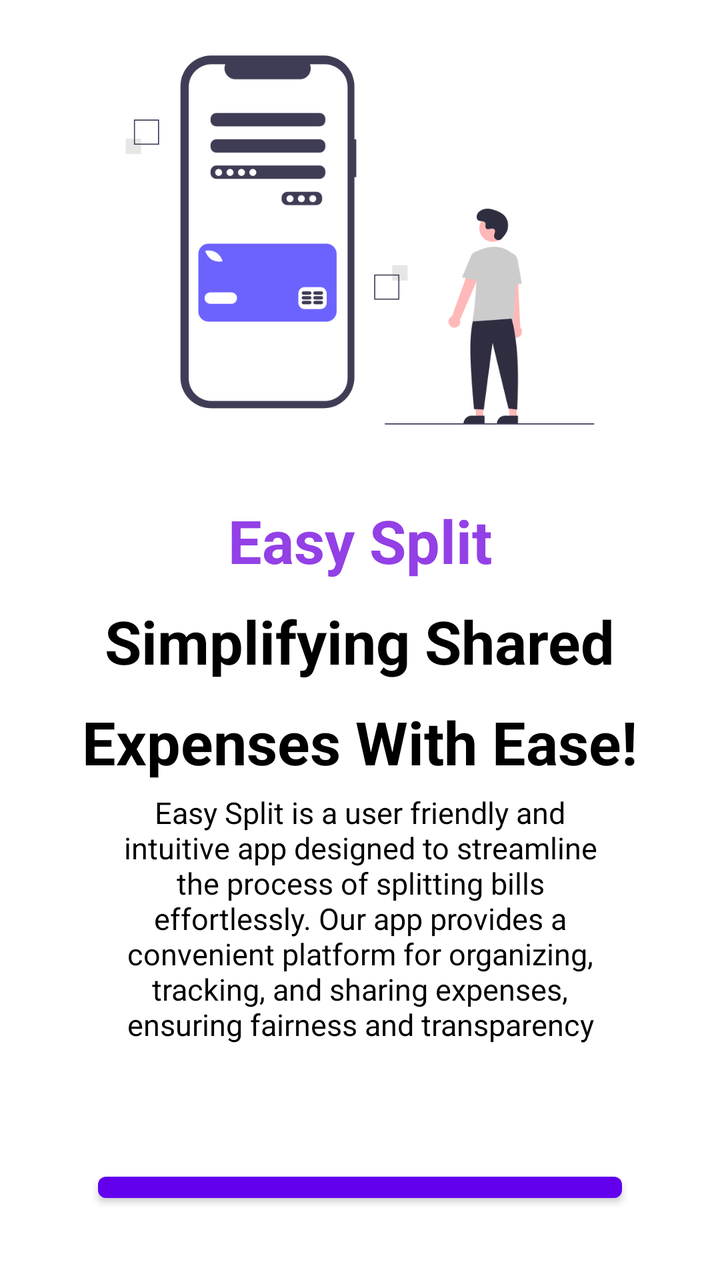
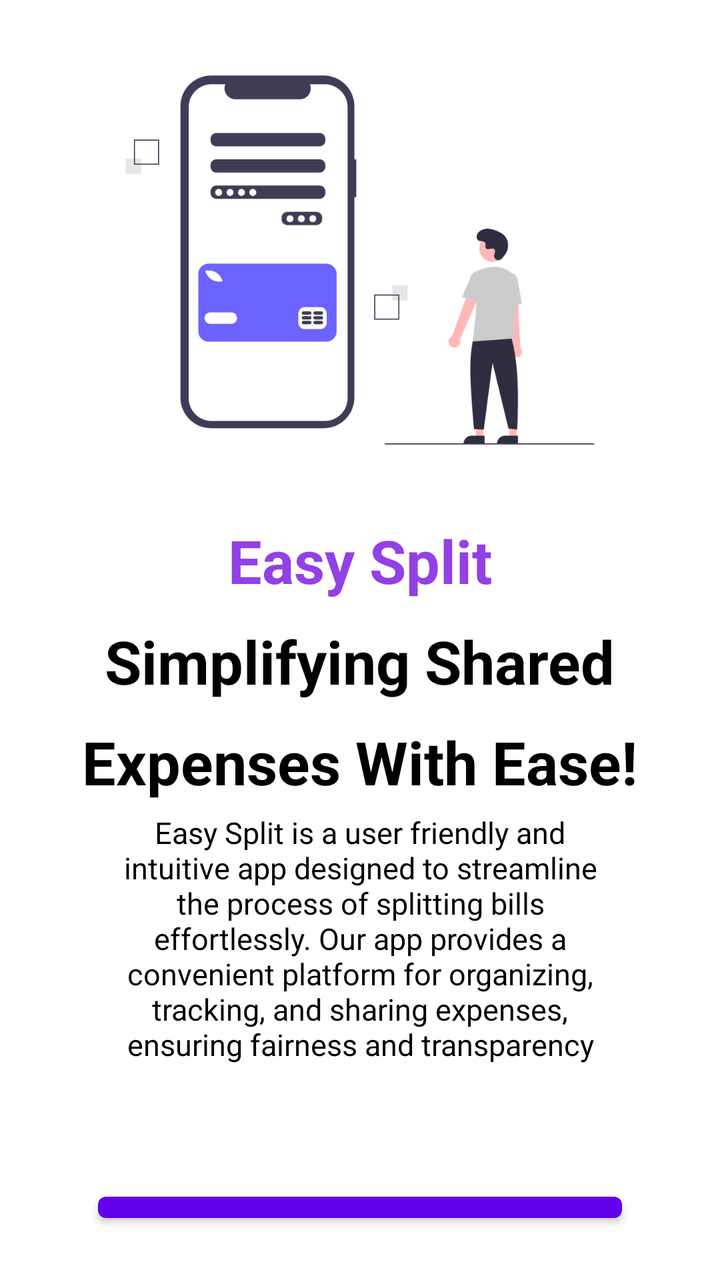

An Android layout rendered at two revisions. The XML below is the earlier revision; the diff shows what the commit changed to produce the second picture.
<!-- AndroidManifest.xml: application theme Theme.SplitYourBill -->
<!-- res/layout/activity_main.xml -->
<?xml version="1.0" encoding="utf-8"?>
<LinearLayout xmlns:android="http://schemas.android.com/apk/res/android"
    xmlns:card_view="http://schemas.android.com/apk/res-auto"
    xmlns:tools="http://schemas.android.com/tools"
    android:id="@+id/linearlayout"
    android:layout_width="match_parent"
    android:layout_height="match_parent"
    android:background="@color/white"
    android:gravity="center"
    android:orientation="vertical"
    android:padding="5dp"
    tools:context=".MainActivity">


    <LinearLayout
        android:layout_width="wrap_content"
        android:layout_height="wrap_content"
        android:gravity="center"
        android:orientation="vertical">

        <ImageView
            android:id="@+id/i1"
            android:layout_width="300dp"
            android:layout_height="250dp"
            android:src="@drawable/front"
            android:contentDescription="@string/just_a_icon" />


        <TextView
            android:id="@+id/t1"
            android:layout_width="wrap_content"
            android:layout_height="wrap_content"
            android:layout_gravity="center_horizontal"
            android:padding="5dp"
            android:text="@string/nameOfApp"
            android:textColor="#9340E6"
            android:textSize="30sp"
            android:textStyle="bold"

            />

        <TextView
            android:id="@+id/t2"
            android:layout_width="wrap_content"
            android:layout_height="wrap_content"
            android:layout_gravity="center_horizontal"
            android:padding="5dp"
            android:text="@string/simplifying_shared"
            android:textColor="@color/black"
            android:textSize="30sp"
            android:textStyle="bold"

            />

        <TextView
            android:id="@+id/t3"
            android:layout_width="wrap_content"
            android:layout_height="wrap_content"
            android:layout_gravity="center_horizontal"
            android:padding="5dp"
            android:text="@string/expenses_with_ease"
            android:textColor="@color/black"
            android:textSize="30sp"
            android:textStyle="bold"

            />

        <TextView
            android:id="@+id/t4"
            android:layout_width="match_parent"
            android:layout_height="wrap_content"
            android:layout_marginLeft="30dp"
            android:layout_marginRight="30dp"
            android:layout_marginBottom="60dp"
            android:text="@string/intro"
            android:textAlignment="center"
            android:textColor="@color/black"
            android:textSize="15sp" />


        <Button
            android:id="@+id/createGroupButton"
            android:layout_width="wrap_content"
            android:layout_height="wrap_content"
            android:layout_marginBottom="20dp"
            android:padding="20dp"
            android:text="@string/create_group"
            android:textSize="20sp"
            android:textStyle="bold" />
    </LinearLayout>


    <TextView
        android:id="@+id/textViewTopName"
        android:layout_width="wrap_content"
        android:layout_height="wrap_content"
        android:layout_gravity="left"
        android:layout_marginStart="30dp"
        android:layout_marginTop="10dp"
        android:layout_marginBottom="2dp"
        android:text="@string/easy_split"
        android:textColor="@color/white"
        android:textSize="20sp"
        android:textStyle="bold"
        android:visibility="gone"
        tools:ignore="RtlHardcoded" />


    <TextView
        android:id="@+id/textViewTop"
        android:layout_width="wrap_content"
        android:layout_height="wrap_content"
        android:layout_gravity="left"
        android:layout_marginLeft="30dp"
        android:layout_marginTop="5dp"
        android:layout_marginBottom="20dp"
        android:text="@string/split_your_bill"
        android:textColor="@color/white"
        android:textSize="25sp"
        android:textStyle="bold"
        android:visibility="gone"
        tools:ignore="RtlHardcoded" />


    <LinearLayout
        android:layout_width="match_parent"
        android:layout_height="wrap_content"
        android:gravity="center_horizontal"
        android:orientation="horizontal">

        <TextView
            android:id="@+id/textViewGroupName"
            android:layout_width="wrap_content"
            android:layout_height="wrap_content"
            android:layout_gravity="center_horizontal"
            android:layout_weight="1"
            android:gravity="center"
            android:layout_marginBottom="20dp"
            android:text="Group Name"
            android:textColor="@color/white"
            android:textSize="25sp"
            android:textStyle="bold"
            android:visibility="gone"
            tools:ignore="RtlHardcoded" />

        <Button
            android:id="@+id/editPersonButton"
            android:layout_width="wrap_content"
            android:layout_height="wrap_content"
            android:layout_marginBottom="10dp"
            android:padding="1dp"
            android:text="Edit"
            android:textSize="10sp"
            android:visibility="gone"
            android:textStyle="bold" />
    </LinearLayout>








    <com.google.android.material.card.MaterialCardView
        android:id="@+id/card_view_inner"

        android:layout_width="match_parent"
        android:layout_height="wrap_content"
        android:layout_gravity="center"
        android:layout_marginLeft="30dp"
        android:layout_marginRight="30dp"
        android:layout_marginBottom="20dp"
        android:background="@color/white"
        card_view:cardBackgroundColor="@color/white"

        card_view:cardCornerRadius="10dp"
        card_view:cardElevation="0dp">

        <ListView
            android:id="@+id/lv1"
            android:layout_width="match_parent"
            android:layout_height="500dp"
            android:background="@color/white"
            android:divider="@color/transparent"
            android:padding="5dp"
            android:scrollbars="none"
            android:visibility="gone"

            />


    </com.google.android.material.card.MaterialCardView>


    <Button
        android:id="@+id/splitButton"
        android:layout_width="wrap_content"
        android:layout_height="wrap_content"
        android:layout_marginBottom="20dp"
        android:padding="20dp"
        android:text="@string/settle_up"
        android:textSize="20sp"
        android:textStyle="bold"
        android:visibility="gone" />


    <LinearLayout
        android:layout_width="match_parent"
        android:layout_height="fill_parent"
        android:layout_gravity="center"
        android:background="@color/white"
        android:gravity="bottom">

        <Button
            android:id="@+id/showTransButton"
            android:layout_width="0dp"
            android:layout_height="80dp"
            android:layout_gravity="bottom"
            android:layout_marginBottom="10dp"
            android:layout_weight="1"
            android:background="@color/transparent"
            android:drawableTop="@drawable/paid"
            android:padding="5dp"
            android:text="@string/view_transaction"
            android:textColor="@color/black"
            android:textSize="10sp"
            android:textStyle="bold"
            android:visibility="gone"
            tools:ignore="SmallSp" />

        <Button
            android:id="@+id/addTransButton"
            android:layout_width="0dp"
            android:layout_height="100dp"
            android:layout_gravity="bottom"
            android:layout_marginBottom="10dp"
            android:layout_weight="1"
            android:background="@color/transparent"
            android:drawableTop="@drawable/plus1"
            android:padding="5dp"
            android:text="@string/add_transaction"
            android:textColor="@color/black"
            android:textSize="11sp"
            android:textStyle="bold"
            android:visibility="gone" />

        <Button
            android:id="@+id/resetButton"
            android:layout_width="0dp"
            android:layout_height="80dp"
            android:layout_gravity="bottom"
            android:layout_marginBottom="10dp"
            android:layout_weight="1"
            android:background="@color/transparent"
            android:drawableTop="@drawable/reset"
            android:padding="5dp"
            android:text="@string/reset"
            android:textColor="@color/black"
            android:textSize="11sp"
            android:textStyle="bold"
            android:visibility="gone"

            />

    </LinearLayout>


</LinearLayout>
<!-- resources referenced by this layout -->
<resources>
  <color name="black">#FF000000</color>
  <color name="transparent">#00FFFFFF</color>
  <color name="white">#FFFFFFFF</color>
  <!-- drawable front: png bitmap (drawable, 28688 bytes) -->
  <!-- drawable paid: png bitmap (drawable, 299 bytes) -->
  <!-- drawable plus1: png bitmap (drawable, 175 bytes) -->
  <!-- drawable reset: png bitmap (drawable, 388 bytes) -->
  <string name="add_transaction">Add Transaction</string>
  <string name="create_group">Create New Group</string>
  <string name="easy_split">Easy Split</string>
  <string name="expenses_with_ease">Expenses With Ease!</string>
  <string name="intro">Easy Split is a user friendly and intuitive app designed to streamline the process of splitting bills effortlessly. Our app provides a convenient platform for organizing, tracking, and sharing expenses, ensuring fairness and transparency in every transaction</string>
  <string name="just_a_icon">Just a Icon</string>
  <string name="nameOfApp">Easy Split</string>
  <string name="reset">Reset</string>
  <string name="settle_up">Settle Up</string>
  <string name="simplifying_shared">Simplifying Shared</string>
  <string name="split_your_bill">Split Your Bill</string>
  <string name="view_transaction">View Transaction</string>
  <style name="Theme.SplitYourBill" parent="Theme.MaterialComponents.Light.NoActionBar" />
</resources>

<!-- the commit's change to res/layout/activity_main.xml (unified diff, before → after) -->
@@ -16,6 +16,8 @@
         android:layout_width="wrap_content"
         android:layout_height="wrap_content"
         android:gravity="center"
+
+        android:id="@+id/initialHomePage"
         android:orientation="vertical">
 
         <ImageView
@@ -89,181 +91,205 @@
             android:textStyle="bold" />
     </LinearLayout>
 
-
-    <TextView
-        android:id="@+id/textViewTopName"
-        android:layout_width="wrap_content"
-        android:layout_height="wrap_content"
-        android:layout_gravity="left"
-        android:layout_marginStart="30dp"
-        android:layout_marginTop="10dp"
-        android:layout_marginBottom="2dp"
-        android:text="@string/easy_split"
-        android:textColor="@color/white"
-        android:textSize="20sp"
-        android:textStyle="bold"
-        android:visibility="gone"
-        tools:ignore="RtlHardcoded" />
-
-
-    <TextView
-        android:id="@+id/textViewTop"
-        android:layout_width="wrap_content"
-        android:layout_height="wrap_content"
-        android:layout_gravity="left"
-        android:layout_marginLeft="30dp"
-        android:layout_marginTop="5dp"
-        android:layout_marginBottom="20dp"
-        android:text="@string/split_your_bill"
-        android:textColor="@color/white"
-        android:textSize="25sp"
-        android:textStyle="bold"
-        android:visibility="gone"
-        tools:ignore="RtlHardcoded" />
-
-
     <LinearLayout
         android:layout_width="match_parent"
         android:layout_height="wrap_content"
-        android:gravity="center_horizontal"
-        android:orientation="horizontal">
-
-        <TextView
-            android:id="@+id/textViewGroupName"
-            android:layout_width="wrap_content"
-            android:layout_height="wrap_content"
-            android:layout_gravity="center_horizontal"
-            android:layout_weight="1"
-            android:gravity="center"
-            android:layout_marginBottom="20dp"
-            android:text="Group Name"
+        android:orientation="vertical"
+        android:gravity="center"
+        android:visibility="gone"
+        android:id="@+id/summeryHomePage"
+        >
+
+        <TextView
+            android:id="@+id/textViewTopName"
+            android:layout_width="wrap_content"
+            android:layout_height="wrap_content"
+            android:layout_gravity="left"
+            android:layout_marginStart="30dp"
+            android:layout_marginTop="10dp"
+            android:layout_marginBottom="2dp"
+            android:text="@string/easy_split"
+            android:textColor="@color/white"
+            android:textSize="20sp"
+            android:textStyle="bold"
+
+            tools:ignore="RtlHardcoded" />
+
+
+        <TextView
+            android:id="@+id/textViewTop"
+            android:layout_width="wrap_content"
+            android:layout_height="wrap_content"
+            android:layout_gravity="left"
+            android:layout_marginLeft="30dp"
+            android:layout_marginTop="5dp"
+            android:layout_marginBottom="20dp"
+            android:text="@string/split_your_bill"
             android:textColor="@color/white"
             android:textSize="25sp"
             android:textStyle="bold"
-            android:visibility="gone"
+
             tools:ignore="RtlHardcoded" />
 
+
+        <LinearLayout
+            android:layout_width="match_parent"
+            android:layout_height="wrap_content"
+            android:gravity="center_horizontal"
+            android:orientation="horizontal">
+
+            <TextView
+                android:id="@+id/textViewGroupName"
+                android:layout_width="0dp"
+                android:layout_height="wrap_content"
+                android:layout_gravity="center_horizontal"
+                android:layout_weight="1"
+                android:gravity="center"
+                android:layout_marginBottom="20dp"
+                android:text="@string/group_name"
+                android:textColor="@color/white"
+                android:textSize="25sp"
+                android:textStyle="bold"
+
+                tools:ignore="RtlHardcoded" />
+
+            <Button
+                android:id="@+id/editPersonButton"
+                android:layout_width="70dp"
+                android:layout_height="70dp"
+                android:layout_gravity="bottom"
+                android:background="@color/transparent"
+                android:drawableTop="@drawable/adduser"
+
+                android:textColor="@color/black"
+
+
+
+                />
+        </LinearLayout>
+
+
+        <com.google.android.material.card.MaterialCardView
+            android:id="@+id/card_view_inner"
+            android:layout_width="match_parent"
+            android:layout_height="wrap_content"
+            android:layout_gravity="center"
+            android:layout_marginLeft="30dp"
+            android:layout_marginRight="30dp"
+            android:layout_marginBottom="20dp"
+            android:background="@color/white"
+            card_view:cardBackgroundColor="@color/white"
+
+            card_view:cardCornerRadius="10dp"
+            card_view:cardElevation="0dp">
+
+
+
+
+            <ListView
+                android:id="@+id/lv1"
+                android:layout_width="match_parent"
+                android:layout_height="500dp"
+                android:background="@color/white"
+                android:divider="@color/transparent"
+                android:padding="5dp"
+                android:scrollbars="none"
+
+
+                />
+
+            <TextView
+                android:id="@+id/noPersonText"
+                android:layout_width="wrap_content"
+                android:layout_height="wrap_content"
+                android:textSize="20dp"
+                android:layout_gravity="center"
+                android:text="No Person Found!!"
+                android:textColor="@color/black"
+                android:visibility="gone"
+                />
+
+
+        </com.google.android.material.card.MaterialCardView>
+
+
         <Button
-            android:id="@+id/editPersonButton"
-            android:layout_width="wrap_content"
-            android:layout_height="wrap_content"
-            android:layout_marginBottom="10dp"
-            android:padding="1dp"
-            android:text="Edit"
-            android:textSize="10sp"
-            android:visibility="gone"
-            android:textStyle="bold" />
+            android:id="@+id/splitButton"
+            android:layout_width="wrap_content"
+            android:layout_height="wrap_content"
+            android:layout_marginBottom="20dp"
+            android:padding="20dp"
+            android:text="@string/settle_up"
+            android:textSize="20sp"
+            android:textStyle="bold"
+            />
+
+
+        <LinearLayout
+            android:layout_width="match_parent"
+            android:layout_height="fill_parent"
+            android:layout_gravity="center"
+            android:background="@color/white"
+            android:gravity="bottom">
+
+            <Button
+                android:id="@+id/showTransButton"
+                android:layout_width="0dp"
+                android:layout_height="80dp"
+                android:layout_gravity="bottom"
+                android:layout_marginBottom="10dp"
+                android:layout_weight="1"
+                android:background="@color/transparent"
+                android:drawableTop="@drawable/paid"
+                android:padding="5dp"
+                android:text="@string/view_transaction"
+                android:textColor="@color/black"
+                android:textSize="10sp"
+                android:textStyle="bold"
+
+                tools:ignore="SmallSp" />
+
+            <Button
+                android:id="@+id/addTransButton"
+                android:layout_width="0dp"
+                android:layout_height="100dp"
+                android:layout_gravity="bottom"
+                android:layout_marginBottom="10dp"
+                android:layout_weight="1"
+                android:background="@color/transparent"
+                android:drawableTop="@drawable/plus1"
+                android:padding="5dp"
+                android:text="@string/add_transaction"
+                android:textColor="@color/black"
+                android:textSize="11sp"
+                android:textStyle="bold"
+                 />
+
+            <Button
+                android:id="@+id/resetButton"
+                android:layout_width="0dp"
+                android:layout_height="80dp"
+                android:layout_gravity="bottom"
+                android:layout_marginBottom="10dp"
+                android:layout_weight="1"
+                android:background="@color/transparent"
+                android:drawableTop="@drawable/reset"
+                android:padding="5dp"
+                android:text="@string/reset"
+                android:textColor="@color/black"
+                android:textSize="11sp"
+                android:textStyle="bold"
+
+
+                />
+
+        </LinearLayout>
+
+
     </LinearLayout>
 
 
 
 
 
-
-
-
-    <com.google.android.material.card.MaterialCardView
-        android:id="@+id/card_view_inner"
-
-        android:layout_width="match_parent"
-        android:layout_height="wrap_content"
-        android:layout_gravity="center"
-        android:layout_marginLeft="30dp"
-        android:layout_marginRight="30dp"
-        android:layout_marginBottom="20dp"
-        android:background="@color/white"
-        card_view:cardBackgroundColor="@color/white"
-
-        card_view:cardCornerRadius="10dp"
-        card_view:cardElevation="0dp">
-
-        <ListView
-            android:id="@+id/lv1"
-            android:layout_width="match_parent"
-            android:layout_height="500dp"
-            android:background="@color/white"
-            android:divider="@color/transparent"
-            android:padding="5dp"
-            android:scrollbars="none"
-            android:visibility="gone"
-
-            />
-
-
-    </com.google.android.material.card.MaterialCardView>
-
-
-    <Button
-        android:id="@+id/splitButton"
-        android:layout_width="wrap_content"
-        android:layout_height="wrap_content"
-        android:layout_marginBottom="20dp"
-        android:padding="20dp"
-        android:text="@string/settle_up"
-        android:textSize="20sp"
-        android:textStyle="bold"
-        android:visibility="gone" />
-
-
-    <LinearLayout
-        android:layout_width="match_parent"
-        android:layout_height="fill_parent"
-        android:layout_gravity="center"
-        android:background="@color/white"
-        android:gravity="bottom">
-
-        <Button
-            android:id="@+id/showTransButton"
-            android:layout_width="0dp"
-            android:layout_height="80dp"
-            android:layout_gravity="bottom"
-            android:layout_marginBottom="10dp"
-            android:layout_weight="1"
-            android:background="@color/transparent"
-            android:drawableTop="@drawable/paid"
-            android:padding="5dp"
-            android:text="@string/view_transaction"
-            android:textColor="@color/black"
-            android:textSize="10sp"
-            android:textStyle="bold"
-            android:visibility="gone"
-            tools:ignore="SmallSp" />
-
-        <Button
-            android:id="@+id/addTransButton"
-            android:layout_width="0dp"
-            android:layout_height="100dp"
-            android:layout_gravity="bottom"
-            android:layout_marginBottom="10dp"
-            android:layout_weight="1"
-            android:background="@color/transparent"
-            android:drawableTop="@drawable/plus1"
-            android:padding="5dp"
-            android:text="@string/add_transaction"
-            android:textColor="@color/black"
-            android:textSize="11sp"
-            android:textStyle="bold"
-            android:visibility="gone" />
-
-        <Button
-            android:id="@+id/resetButton"
-            android:layout_width="0dp"
-            android:layout_height="80dp"
-            android:layout_gravity="bottom"
-            android:layout_marginBottom="10dp"
-            android:layout_weight="1"
-            android:background="@color/transparent"
-            android:drawableTop="@drawable/reset"
-            android:padding="5dp"
-            android:text="@string/reset"
-            android:textColor="@color/black"
-            android:textSize="11sp"
-            android:textStyle="bold"
-            android:visibility="gone"
-
-            />
-
-    </LinearLayout>
-
-
 </LinearLayout>
<!-- resource entries referenced after the edit -->
@@ -3,6 +3,7 @@
   <color name="black">#FF000000</color>
   <color name="transparent">#00FFFFFF</color>
   <color name="white">#FFFFFFFF</color>
+  <!-- drawable adduser: png bitmap (drawable, 508 bytes) -->
   <!-- drawable front: png bitmap (drawable, 28688 bytes) -->
   <!-- drawable paid: png bitmap (drawable, 299 bytes) -->
   <!-- drawable plus1: png bitmap (drawable, 175 bytes) -->
@@ -11,6 +12,7 @@
   <string name="create_group">Create New Group</string>
   <string name="easy_split">Easy Split</string>
   <string name="expenses_with_ease">Expenses With Ease!</string>
+  <string name="group_name">Group Name</string>
   <string name="intro">Easy Split is a user friendly and intuitive app designed to streamline the process of splitting bills effortlessly. Our app provides a convenient platform for organizing, tracking, and sharing expenses, ensuring fairness and transparency in every transaction</string>
   <string name="just_a_icon">Just a Icon</string>
   <string name="nameOfApp">Easy Split</string>
